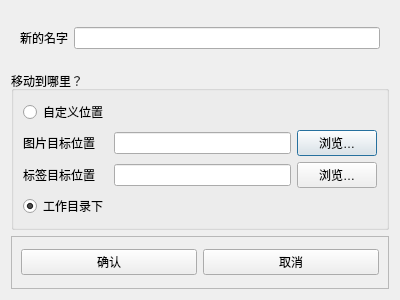
Qt form Ui/copy_dataset_dialog.ui (yan-xiaoo/DatasetGUI) before a commit.
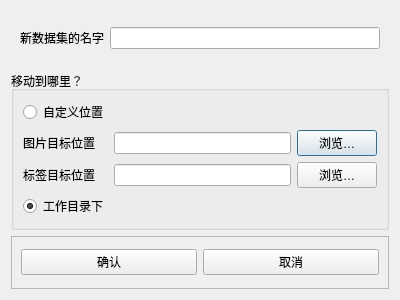
The same form after that commit.

Commit message: 实现复制数据集的功能

```diff
--- a/Ui/copy_dataset_dialog.ui
+++ b/Ui/copy_dataset_dialog.ui
@@ -26,7 +26,7 @@
       <item>
        <widget class="QLabel" name="label">
         <property name="text">
-         <string>新的名字</string>
+         <string>新数据集的名字</string>
         </property>
        </widget>
       </item>
```
Left out of the diff: 44 changed lines with no effect on the pictures. The commit also changes 7 other files.
